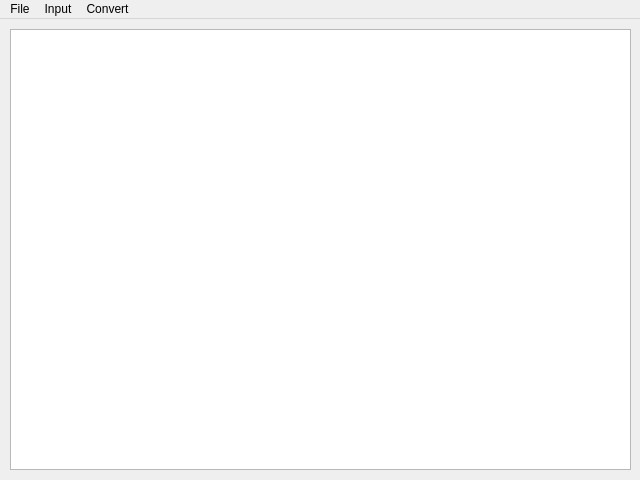
Old version of the form UI/Design/grammarWindow.ui in the repository cchenzi/INE5421.
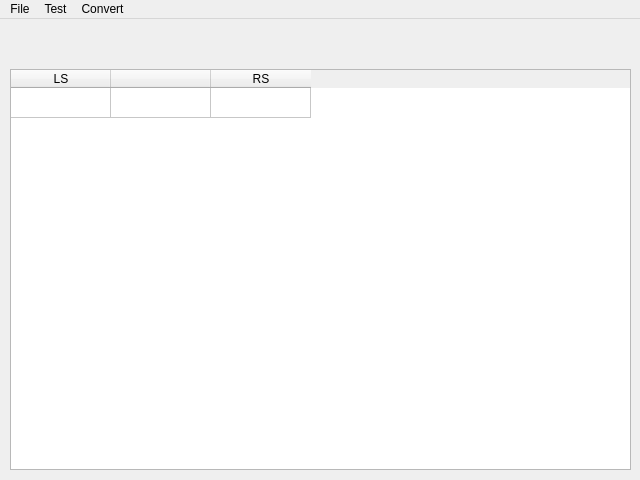
New version of the form.

Commit message: Criação da UI para manipulação de gramáticas

The edit to the form file:
```diff
--- a/UI/Design/grammarWindow.ui
+++ b/UI/Design/grammarWindow.ui
@@ -18,9 +18,9 @@
     <property name="geometry">
      <rect>
       <x>10</x>
-      <y>10</y>
+      <y>50</y>
       <width>621</width>
-      <height>441</height>
+      <height>401</height>
      </rect>
     </property>
     <property name="editTriggers">
@@ -38,6 +38,12 @@
     <property name="wordWrap">
      <bool>false</bool>
     </property>
+    <property name="rowCount">
+     <number>1</number>
+    </property>
+    <property name="columnCount">
+     <number>3</number>
+    </property>
     <attribute name="horizontalHeaderVisible">
      <bool>true</bool>
     </attribute>
@@ -50,6 +56,61 @@
     <attribute name="verticalHeaderHighlightSections">
      <bool>false</bool>
     </attribute>
+    <row/>
+    <column>
+     <property name="text">
+      <string>LS</string>
+     </property>
+     <property name="textAlignment">
+      <set>AlignCenter</set>
+     </property>
+    </column>
+    <column>
+     <property name="text">
+      <string/>
+     </property>
+     <property name="textAlignment">
+      <set>AlignCenter</set>
+     </property>
+    </column>
+    <column>
+     <property name="text">
+      <string>RS</string>
+     </property>
+     <property name="textAlignment">
+      <set>AlignCenter</set>
+     </property>
+    </column>
+    <item row="0" column="0">
+     <property name="text">
+      <string/>
+     </property>
+     <property name="textAlignment">
+      <set>AlignCenter</set>
+     </property>
+     <property name="flags">
+      <set>ItemIsSelectable|ItemIsEditable|ItemIsUserCheckable|ItemIsEnabled</set>
+     </property>
+    </item>
+    <item row="0" column="1">
+     <property name="text">
+      <string/>
+     </property>
+     <property name="textAlignment">
+      <set>AlignCenter</set>
+     </property>
+     <property name="flags">
+      <set>ItemIsSelectable|ItemIsUserCheckable|ItemIsEnabled</set>
+     </property>
+    </item>
+    <item row="0" column="2">
+     <property name="text">
+      <string/>
+     </property>
+     <property name="flags">
+      <set>ItemIsSelectable|ItemIsEditable|ItemIsUserCheckable|ItemIsEnabled</set>
+     </property>
+    </item>
    </widget>
   </widget>
   <widget class="QMenuBar" name="menubar">
@@ -71,9 +132,9 @@
     <addaction name="file_actionSaveAs"/>
     <addaction name="file_actionClose"/>
    </widget>
-   <widget class="QMenu" name="menuInput">
+   <widget class="QMenu" name="menuTest">
     <property name="title">
-     <string>Input</string>
+     <string>Test</string>
     </property>
     <addaction name="input_actionFastRun"/>
     <addaction name="input_actionStep"/>
@@ -87,7 +148,7 @@
     <addaction name="convert_actionToGramm"/>
    </widget>
    <addaction name="menuFile"/>
-   <addaction name="menuInput"/>
+   <addaction name="menuTest"/>
    <addaction name="menuConvert"/>
   </widget>
   <action name="file_actionNew">
```
Left out of the diff: 26 changed lines with no effect on the pictures. The commit also changes 3 other files.
